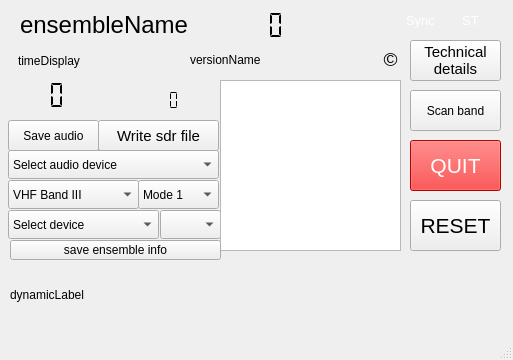
The window that forms/dabradio.ui (JvanKatwijk/qt-dab) describes before a commit, drawn with Qt 5.
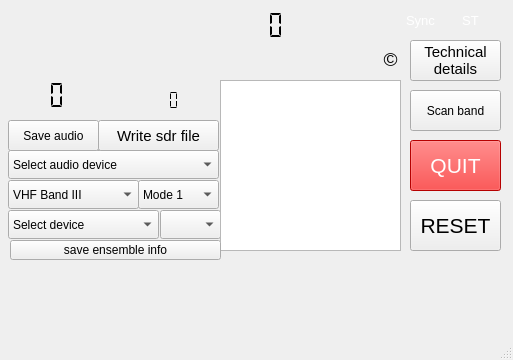
The same window after the commit.

```diff
--- a/forms/dabradio.ui
+++ b/forms/dabradio.ui
@@ -181,7 +181,7 @@
      </rect>
     </property>
     <property name="text">
-     <string>timeDisplay</string>
+     <string/>
     </property>
    </widget>
    <widget class="QLCDNumber" name="correctorDisplay">
@@ -225,7 +225,7 @@
      <enum>QFrame::Plain</enum>
     </property>
     <property name="text">
-     <string>dynamicLabel</string>
+     <string/>
     </property>
     <property name="alignment">
      <set>Qt::AlignLeading|Qt::AlignLeft|Qt::AlignVCenter</set>
@@ -315,7 +315,7 @@
      <string>&lt;html&gt;&lt;head/&gt;&lt;body&gt;&lt;p&gt;Copyright (C) 2016, 2017 Jan van Katwijk (J.vanKatwijk@gmail.com), Lazy Chair Programming&lt;/p&gt;&lt;p&gt;Qt-DAB is free software; you can redistribute it and/or modify it under the terms of the GNU General Public License as published by the Free Software Foundation; either version 2 of the License, or (at your option) any later version.&lt;br/&gt;&lt;/p&gt;&lt;/body&gt;&lt;/html&gt;</string>
     </property>
     <property name="text">
-     <string>versionName</string>
+     <string/>
     </property>
    </widget>
    <widget class="QLabel" name="syncedLabel">
@@ -447,7 +447,7 @@
      <string>&lt;html&gt;&lt;head/&gt;&lt;body&gt;&lt;p&gt;Ensemble name&lt;/p&gt;&lt;/body&gt;&lt;/html&gt;</string>
     </property>
     <property name="text">
-     <string>ensembleName</string>
+     <string/>
     </property>
     <property name="textInteractionFlags">
      <set>Qt::LinksAccessibleByMouse|Qt::TextSelectableByMouse</set>
```
